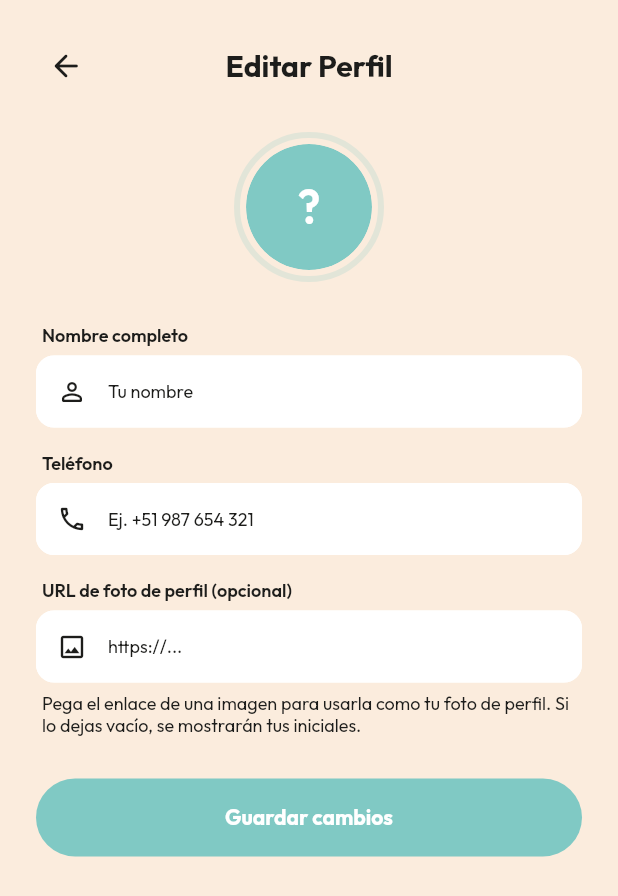
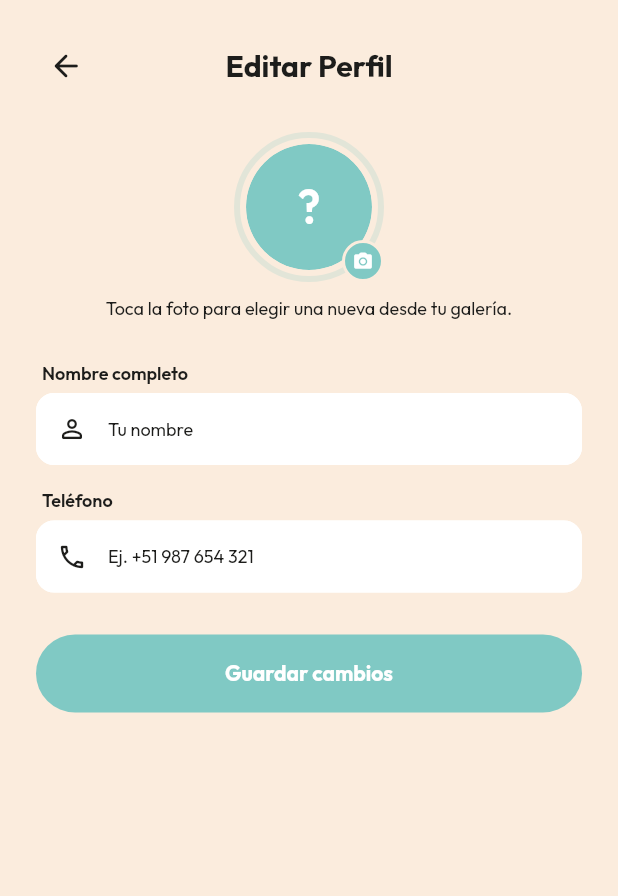
Before and after one commit to NicolasApuy-17/EquilibraAppMobile, a Flutter app: the EditProfileWidget screen opened by its route, on a phone screen of 412 x 824 dp. Shown: the top 896 px of the screen. Run offline on Flutter 3.47's test engine with Material 3 defaults, Android fonts, the phone set to English and light mode, and no system bars; our stand-ins replace auto_size_text, cached_network_image, cloud_firestore, cloud_functions, firebase_auth, firebase_core and 17 more; missing offline and left inert: json_path; accounts and stored records are empty.

Commit message:
Cambios generales a la App

```diff
--- a/lib/components/emotion_pill_clean_widget.dart
+++ b/lib/components/emotion_pill_clean_widget.dart
@@ -81,6 +81,9 @@ class _EmotionPillCleanWidgetState extends State<EmotionPillCleanWidget> {
             child: Text(
               widget!.label,
               textAlign: TextAlign.center,
+              maxLines: 1,
+              softWrap: false,
+              overflow: TextOverflow.visible,
               style: FlutterFlowTheme.of(context).bodyMedium.override(
                     font: GoogleFonts.outfit(
                       fontWeight: FontWeight.w500,
--- a/lib/pages/edit_profile/edit_profile_widget.dart
+++ b/lib/pages/edit_profile/edit_profile_widget.dart
@@ -1,3 +1,5 @@
+import 'dart:io';
+
 import '/auth/firebase_auth/auth_util.dart';
 import '/backend/backend.dart';
 import '/flutter_flow/custom_functions.dart' as functions;
@@ -5,12 +7,15 @@ import '/flutter_flow/flutter_flow_icon_button.dart';
 import '/flutter_flow/flutter_flow_theme.dart';
 import '/flutter_flow/flutter_flow_util.dart';
 import 'package:cached_network_image/cached_network_image.dart';
+import 'package:firebase_storage/firebase_storage.dart';
 import 'package:flutter/material.dart';
 import 'package:google_fonts/google_fonts.dart';
+import 'package:image_picker/image_picker.dart';
 
 /// Lets the user update their basic profile info: display name, phone
-/// number, and profile photo (via an image URL, since this project has no
-/// image upload / storage dependency wired up yet).
+/// number, and profile photo. The photo is picked from the device's own
+/// gallery, uploaded to Firebase Storage under this user's folder, and the
+/// resulting download URL is what gets saved to their profile.
 class EditProfileWidget extends StatefulWidget {
   const EditProfileWidget({super.key});
 
@@ -24,31 +29,87 @@ class EditProfileWidget extends StatefulWidget {
 class _EditProfileWidgetState extends State<EditProfileWidget> {
   late TextEditingController _nameController;
   late TextEditingController _phoneController;
-  late TextEditingController _photoUrlController;
 
   bool _isSaving = false;
+  bool _isUploadingPhoto = false;
   String? _errorText;
+
+  // Local path of the picked image (shown immediately while it uploads).
+  File? _pickedPhotoFile;
+  // Firebase Storage download URL once the picked photo finishes uploading.
+  // Null means "no new photo was picked" — the existing one is kept as-is.
+  String? _uploadedPhotoUrl;
 
   @override
   void initState() {
     super.initState();
     _nameController = TextEditingController(text: currentUserDisplayName);
     _phoneController = TextEditingController(text: currentPhoneNumber);
-    _photoUrlController = TextEditingController(text: currentUserPhoto);
   }
 
   @override
   void dispose() {
     _nameController.dispose();
     _phoneController.dispose();
-    _photoUrlController.dispose();
     super.dispose();
+  }
+
+  Future<void> _pickAndUploadPhoto() async {
+    final userRef = currentUserReference;
+    if (userRef == null) return;
+
+    XFile? picked;
+    try {
+      picked = await ImagePicker().pickImage(
+        source: ImageSource.gallery,
+        maxWidth: 1024,
+        maxHeight: 1024,
+        imageQuality: 85,
+      );
+    } catch (e) {
+      if (!mounted) return;
+      setState(() {
+        _errorText = 'No se pudo abrir la galería. Intenta nuevamente.';
+      });
+      return;
+    }
+    if (picked == null || !mounted) return;
+
+    final file = File(picked.path);
+    setState(() {
+      _pickedPhotoFile = file;
+      _isUploadingPhoto = true;
+      _errorText = null;
+    });
+
+    try {
+      final storageRef = FirebaseStorage.instance
+          .ref('users/${userRef.id}/profile_photo.jpg');
+      await storageRef.putFile(file);
+      final downloadUrl = await storageRef.getDownloadURL();
+      if (!mounted) return;
+      setState(() {
+        _uploadedPhotoUrl = downloadUrl;
+      });
+    } catch (e) {
+      if (!mounted) return;
+      setState(() {
+        _pickedPhotoFile = null;
+        _errorText = 'No se pudo subir la imagen. Intenta nuevamente.';
+      });
+    } finally {
+      if (mounted) setState(() => _isUploadingPhoto = false);
+    }
   }
 
   Future<void> _submit() async {
     final name = _nameController.text.trim();
     if (name.isEmpty) {
       setState(() => _errorText = 'El nombre no puede estar vacío.');
+      return;
+    }
+    if (_isUploadingPhoto) {
+      setState(() => _errorText = 'Espera a que termine de subirse la foto.');
       return;
     }
     setState(() {
@@ -59,7 +120,7 @@ class _EditProfileWidgetState extends State<EditProfileWidget> {
       await updateUserProfile(
         displayName: name,
         phoneNumber: _phoneController.text.trim(),
-        photoUrl: _photoUrlController.text.trim(),
+        photoUrl: _uploadedPhotoUrl,
       );
       if (mounted) {
         ScaffoldMessenger.of(context).showSnackBar(
@@ -129,13 +190,30 @@ class _EditProfileWidgetState extends State<EditProfileWidget> {
                     crossAxisAlignment: CrossAxisAlignment.stretch,
                     children: [
                       Center(
-                        child: AnimatedBuilder(
-                          animation: _photoUrlController,
-                          builder: (context, _) => _AvatarPreview(
-                            photoUrl: _photoUrlController.text.trim(),
+                        child: _AvatarPicker(
+                          photoUrl: _uploadedPhotoUrl ?? currentUserPhoto,
+                          localFile: _pickedPhotoFile,
+                          isUploading: _isUploadingPhoto,
                           fallbackText: _nameController.text.isNotEmpty
                               ? _nameController.text
                               : currentUserEmail,
+                          onTap: _isUploadingPhoto ? null : _pickAndUploadPhoto,
+                        ),
+                      ),
+                      Center(
+                        child: Padding(
+                          padding: EdgeInsetsDirectional.fromSTEB(
+                              0.0, 10.0, 0.0, 0.0),
+                          child: Text(
+                            'Toca la foto para elegir una nueva desde tu galería.',
+                            textAlign: TextAlign.center,
+                            style:
+                                FlutterFlowTheme.of(context).bodySmall.override(
+                                      font: GoogleFonts.outfit(),
+                                      color: FlutterFlowTheme.of(context)
+                                          .secondaryText,
+                                      letterSpacing: 0.0,
+                                    ),
                           ),
                         ),
                       ),
@@ -153,32 +231,6 @@ class _EditProfileWidgetState extends State<EditProfileWidget> {
                         hintText: 'Ej. +51 987 654 321',
                         icon: Icons.phone_outlined,
                         keyboardType: TextInputType.phone,
-                      ),
-                      SizedBox(height: 16.0),
-                      _FieldLabel('URL de foto de perfil (opcional)'),
-                      _AppTextField(
-                        controller: _photoUrlController,
-                        hintText: 'https://...',
-                        icon: Icons.image_outlined,
-                        keyboardType: TextInputType.url,
-                        onChanged: (_) => setState(() {}),
-                      ),
-                      Padding(
-                        padding:
-                            EdgeInsetsDirectional.fromSTEB(4.0, 6.0, 4.0, 0.0),
-                        child: Text(
-                          'Pega el enlace de una imagen para usarla como tu '
-                          'foto de perfil. Si lo dejas vacío, se mostrarán '
-                          'tus iniciales.',
-                          style:
-                              FlutterFlowTheme.of(context).bodySmall.override(
-                                    font: GoogleFonts.outfit(),
-                                    color:
-                                        FlutterFlowTheme.of(context)
-                                            .secondaryText,
-                                    letterSpacing: 0.0,
-                                  ),
-                        ),
                       ),
                       if (_errorText != null)
                         Padding(
@@ -319,14 +371,22 @@ class _AppTextField extends StatelessWidget {
   }
 }
 
-class _AvatarPreview extends StatelessWidget {
-  const _AvatarPreview({
+/// Tappable avatar that opens the device gallery and shows an upload
+/// progress spinner while the picked photo is being saved.
+class _AvatarPicker extends StatelessWidget {
+  const _AvatarPicker({
     required this.photoUrl,
+    required this.localFile,
+    required this.isUploading,
     required this.fallbackText,
+    required this.onTap,
   });
 
   final String photoUrl;
+  final File? localFile;
+  final bool isUploading;
   final String fallbackText;
+  final VoidCallback? onTap;
 
   bool get _hasValidUrl =>
       photoUrl.isNotEmpty &&
@@ -334,7 +394,13 @@ class _AvatarPreview extends StatelessWidget {
 
   @override
   Widget build(BuildContext context) {
-    return Container(
+    return InkWell(
+      onTap: onTap,
+      borderRadius: BorderRadius.circular(9999.0),
+      child: Stack(
+        alignment: Alignment.center,
+        children: [
+          Container(
             width: 100.0,
             height: 100.0,
             decoration: BoxDecoration(
@@ -349,21 +415,67 @@ class _AvatarPreview extends StatelessWidget {
               padding: EdgeInsets.all(4.0),
               child: ClipRRect(
                 borderRadius: BorderRadius.circular(9999.0),
-          child: _hasValidUrl
+                child: localFile != null
+                    ? Image.file(
+                        localFile!,
+                        width: 80.0,
+                        height: 80.0,
+                        fit: BoxFit.cover,
+                      )
+                    : (_hasValidUrl
                         ? CachedNetworkImage(
                             imageUrl: photoUrl,
                             width: 80.0,
                             height: 80.0,
                             fit: BoxFit.cover,
-                  errorWidget: (context, url, error) => _InitialsCircle(
-                    text: fallbackText,
+                            errorWidget: (context, url, error) =>
+                                _InitialsCircle(text: fallbackText),
+                            placeholder: (context, url) =>
+                                _InitialsCircle(text: fallbackText),
+                          )
+                        : _InitialsCircle(text: fallbackText)),
               ),
-                  placeholder: (context, url) => _InitialsCircle(
-                    text: fallbackText,
+            ),
+          ),
+          if (isUploading)
+            Container(
+              width: 100.0,
+              height: 100.0,
+              decoration: BoxDecoration(
+                color: Colors.black.withOpacity(0.35),
+                shape: BoxShape.circle,
+              ),
+              child: Padding(
+                padding: EdgeInsets.all(32.0),
+                child: CircularProgressIndicator(
+                  strokeWidth: 2.5,
+                  valueColor: AlwaysStoppedAnimation(Colors.white),
+                ),
               ),
             )
-              : _InitialsCircle(text: fallbackText),
+          else
+            Positioned(
+              bottom: 0.0,
+              right: 0.0,
+              child: Container(
+                width: 28.0,
+                height: 28.0,
+                decoration: BoxDecoration(
+                  color: FlutterFlowTheme.of(context).primary,
+                  shape: BoxShape.circle,
+                  border: Border.all(
+                    color: FlutterFlowTheme.of(context).primaryBackground,
+                    width: 2.0,
                   ),
+                ),
+                child: Icon(
+                  Icons.photo_camera_rounded,
+                  color: FlutterFlowTheme.of(context).onPrimary,
+                  size: 14.0,
+                ),
+              ),
+            ),
+        ],
       ),
     );
   }
--- a/lib/pages/emotional_record/emotional_record_widget.dart
+++ b/lib/pages/emotional_record/emotional_record_widget.dart
@@ -373,7 +373,6 @@ class _EmotionalRecordWidgetState extends State<EmotionalRecordWidget> {
                                         ),
                                       ),
                                       Container(
-                                        width: 88.0,
                                         height: 40.0,
                                         decoration: BoxDecoration(),
                                         child: wrapWithModel(
@@ -400,7 +399,6 @@ class _EmotionalRecordWidgetState extends State<EmotionalRecordWidget> {
                                         ),
                                       ),
                                       Container(
-                                        width: 88.0,
                                         height: 40.0,
                                         decoration: BoxDecoration(),
                                         child: wrapWithModel(
--- a/pubspec.yaml
+++ b/pubspec.yaml
@@ -44,6 +44,8 @@ dependencies:
   firebase_core: 3.14.0
   firebase_core_platform_interface: 5.4.0
   firebase_core_web: 2.23.0
+  firebase_storage: ^12.3.0
+  image_picker: ^1.1.2
   firebase_performance: 0.10.1+7
   firebase_performance_platform_interface: 0.1.5+7
   firebase_performance_web: 0.1.7+13
```
Also changed, not shown: lib/backend/schema/behavioral_records_record.dart (+9 -7 lines), lib/backend/schema/records_record.dart (+11 -6 lines), lib/pages/weekly_progress/weekly_progress_widget.dart (+30 -0 lines), pubspec.lock, 1 other file. Lines whose indentation alone changed are shown as unchanged.
